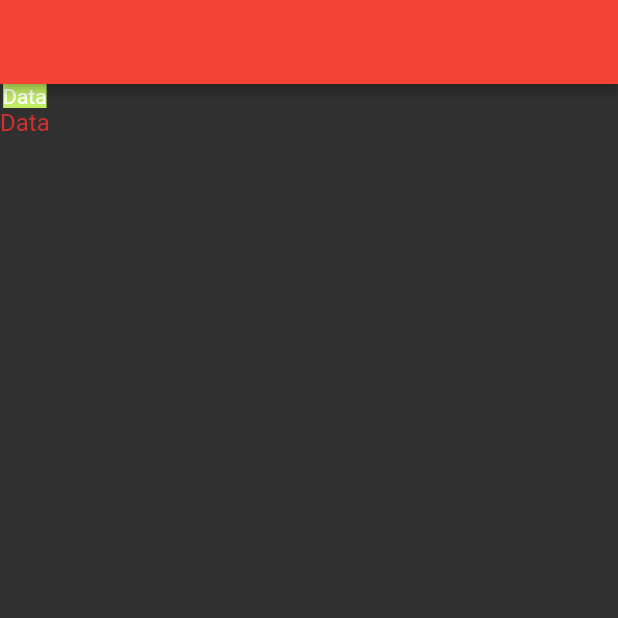
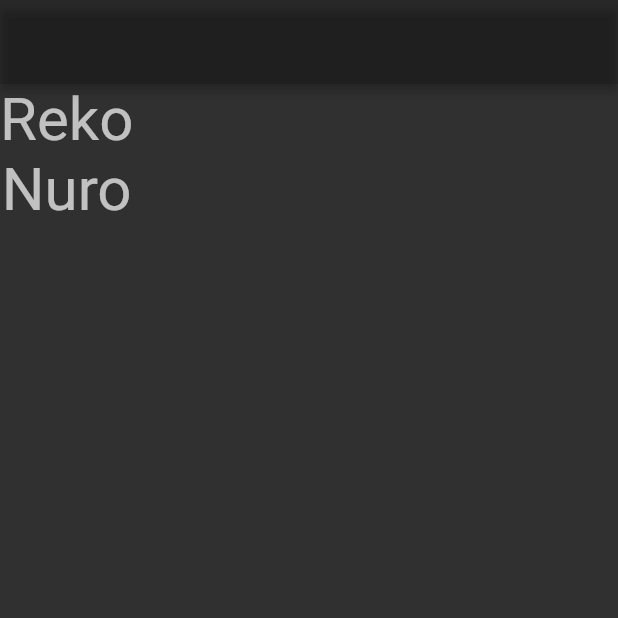
Before and after one commit to onalanrecep/zero_to_hero_flutter, a Flutter app: the screen it shows after launch, on a phone screen of 412 x 824 dp, the top half of it. Run offline on Flutter 3.47's test engine with Material 2 defaults, Android fonts, the phone set to English and light mode, and no system bars.

Commit message:
stateless Widget Completed

```diff
--- /dev/null
+++ b/lib/101/stateless_learn.dart
@@ -0,0 +1,28 @@
+import 'package:flutter/material.dart';
+
+class StatlessLearn extends StatelessWidget {
+  const StatlessLearn({super.key});
+
+  @override
+  Widget build(BuildContext context) {
+    return Scaffold(
+      appBar: AppBar(),
+      body: const Column(children: [
+        TitleTextWidget(text: "Reko"),
+        TitleTextWidget(text: "Nuro")
+      ]),
+    );
+  }
+}
+
+class TitleTextWidget extends StatelessWidget {
+  const TitleTextWidget({super.key, required this.text});
+  final String text;
+  @override
+  Widget build(BuildContext context) {
+    return Text(
+      text,
+      style: Theme.of(context).textTheme.headlineLarge,
+    );
+  }
+}
--- a/lib/main.dart
+++ b/lib/main.dart
@@ -1,6 +1,7 @@
 import 'package:flutter/material.dart';
 import 'package:flutter/services.dart';
-import 'package:zero_to_hero_flutter/101/color_learn.dart';
+//import 'package:zero_to_hero_flutter/101/color_learn.dart';
+import 'package:zero_to_hero_flutter/101/stateless_learn.dart';
 //import 'package:zero_to_hero_flutter/101/app_bar_learn.dart';
 //import 'package:zero_to_hero_flutter/101/button_learn.dart';
 //import 'package:zero_to_hero_flutter/101/icon_learn.dart';
@@ -23,11 +24,11 @@ class MainApp extends StatelessWidget {
         theme: ThemeData.dark().copyWith(
             appBarTheme: const AppBarTheme(
           centerTitle: true,
-          backgroundColor: Colors.red,
+          backgroundColor: Colors.black12,
           elevation: 3,
           systemOverlayStyle: SystemUiOverlayStyle.light,
         )),
         debugShowCheckedModeBanner: false,
-        home: const ColorLearnView());
+        home: const StatlessLearn());
   }
 }
```
